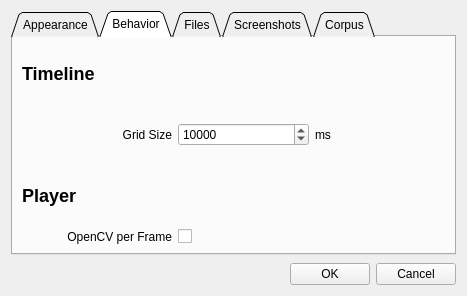
The window that qt_ui/DialogPreferences.ui (FilmColors/VIAN) describes before a commit, drawn with Qt 5.
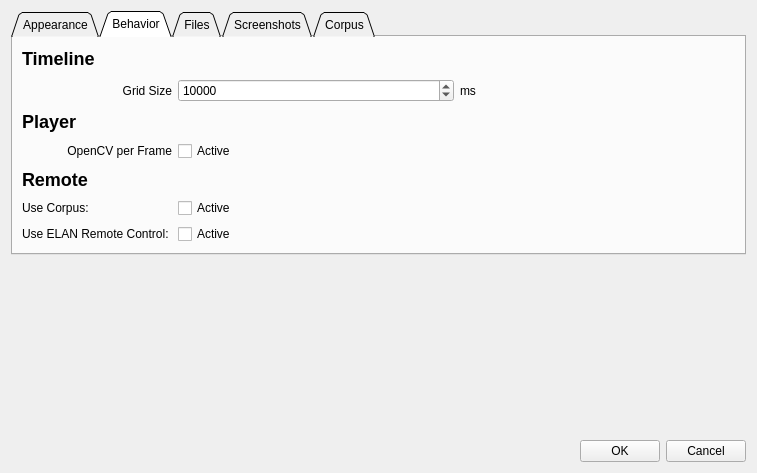
The same window after the commit. The open tabs and pages were chosen to show the change.

What changed in the file:
```diff
--- a/qt_ui/DialogPreferences.ui
+++ b/qt_ui/DialogPreferences.ui
@@ -6,8 +6,8 @@
    <rect>
     <x>0</x>
     <y>0</y>
-    <width>467</width>
-    <height>296</height>
+    <width>757</width>
+    <height>473</height>
    </rect>
   </property>
   <property name="windowTitle">
@@ -203,7 +203,74 @@
               </sizepolicy>
              </property>
              <property name="text">
-              <string/>
+              <string>Active</string>
+             </property>
+            </widget>
+           </item>
+          </layout>
+         </item>
+         <item>
+          <widget class="QLabel" name="label_25">
+           <property name="text">
+            <string>&lt;html&gt;&lt;head/&gt;&lt;body&gt;&lt;p&gt;&lt;span style=&quot; font-size:x-large; font-weight:600;&quot;&gt;Remote&lt;/span&gt;&lt;/p&gt;&lt;/body&gt;&lt;/html&gt;</string>
+           </property>
+          </widget>
+         </item>
+         <item>
+          <layout class="QHBoxLayout" name="horizontalLayout_16">
+           <item>
+            <widget class="QLabel" name="label_26">
+             <property name="minimumSize">
+              <size>
+               <width>150</width>
+               <height>0</height>
+              </size>
+             </property>
+             <property name="text">
+              <string>Use Corpus:</string>
+             </property>
+            </widget>
+           </item>
+           <item>
+            <widget class="QCheckBox" name="checkBox_UseCorpus">
+             <property name="sizePolicy">
+              <sizepolicy hsizetype="Expanding" vsizetype="Fixed">
+               <horstretch>0</horstretch>
+               <verstretch>0</verstretch>
+              </sizepolicy>
+             </property>
+             <property name="text">
+              <string>Active</string>
+             </property>
+            </widget>
+           </item>
+          </layout>
+         </item>
+         <item>
+          <layout class="QHBoxLayout" name="horizontalLayout_17">
+           <item>
+            <widget class="QLabel" name="label_27">
+             <property name="minimumSize">
+              <size>
+               <width>150</width>
+               <height>0</height>
+              </size>
+             </property>
+             <property name="text">
+              <string>Use ELAN Remote Control:</string>
+             </property>
+            </widget>
+           </item>
+           <item>
+            <widget class="QCheckBox" name="checkBox_UseELANRemote">
+             <property name="sizePolicy">
+              <sizepolicy hsizetype="Expanding" vsizetype="Fixed">
+               <horstretch>0</horstretch>
+               <verstretch>0</verstretch>
+              </sizepolicy>
+             </property>
+             <property name="text">
+              <string>Active</string>
              </property>
             </widget>
            </item>
```
Left out of the diff: 2 changed lines with no effect on the pictures.
